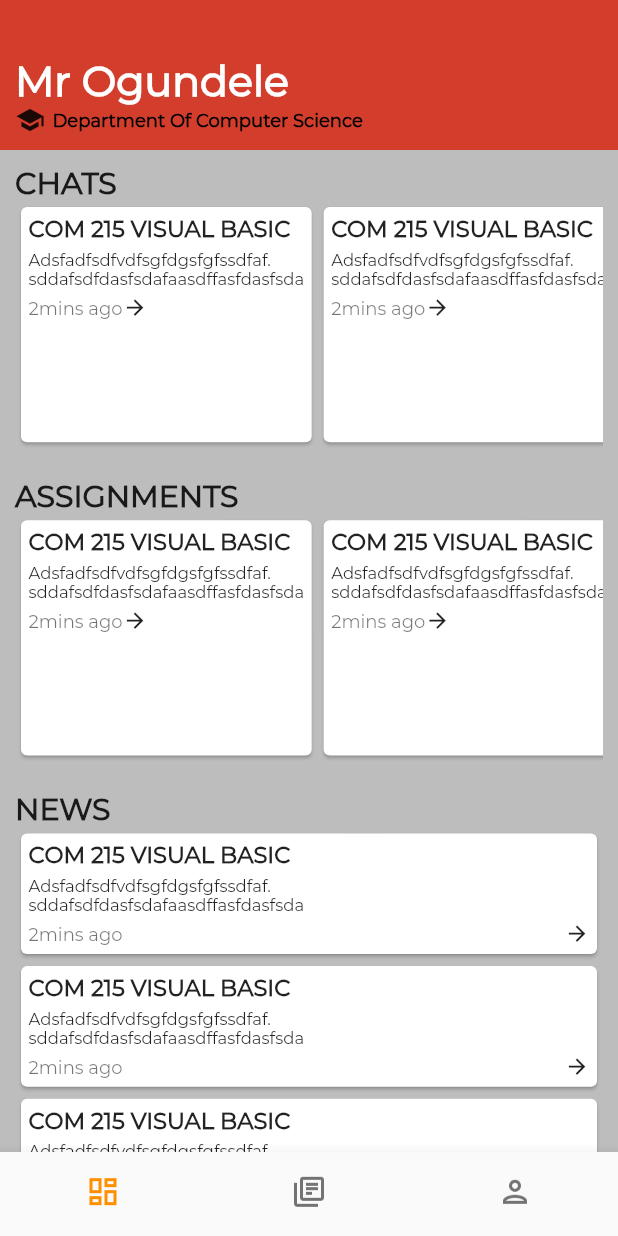
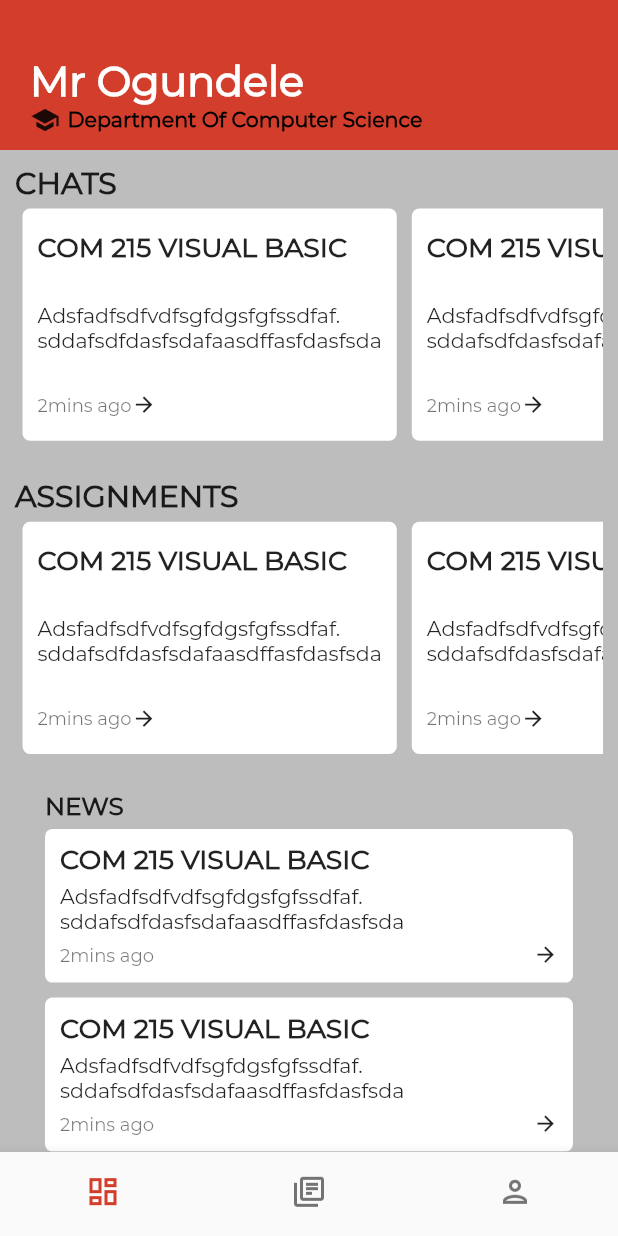
Before and after one commit to applevinc/Virtual-Learning-App, a Flutter app: the BottomNavBAr screen opened directly, on a phone screen of 412 x 824 dp. Run offline on Flutter 3.47's test engine with Material 2 defaults, Android fonts, the phone set to English and light mode, and no system bars; our stand-ins replace bubble, flutter_spinkit, line_icons, sizer.

Commit message:
UI improvements

```diff
--- /dev/null
+++ b/virtual_learning_app/lib/view/screens/bottom_navigation_bar/bottom_nav_bar.dart
@@ -0,0 +1,50 @@
+import 'package:flutter/material.dart';
+import 'package:virtuallearningapp/view/screens/bottom_navigation_bar/bottom_nav_bar_state.dart';
+import 'package:virtuallearningapp/view/screens/utils/icons.dart';
+import 'package:virtuallearningapp/view/theme/colors.dart';
+import 'package:provider/provider.dart';
+
+class BottomNavBAr extends StatelessWidget {
+  const BottomNavBAr({
+    Key key,
+    @required this.pages,
+  }) : super(key: key);
+
+  final List<Widget> pages;
+
+  @override
+  Widget build(BuildContext context) {
+    var state = context.watch<BottomNavBarState>();
+
+    return Scaffold(
+      body: Center(
+        child: pages.elementAt(state.selectedIndex),
+      ),
+      bottomNavigationBar: !state.isVisible
+          ? Container()
+          : BottomNavigationBar(
+              showSelectedLabels: false,
+              showUnselectedLabels: false,
+              items: const <BottomNavigationBarItem>[
+                BottomNavigationBarItem(
+                  label: 'Dashboard',
+                  icon: ImageIcon(AssetImage(IconImages.dashboard)),
+                ),
+                BottomNavigationBarItem(
+                  label: 'Course',
+                  icon: ImageIcon(AssetImage(IconImages.course)),
+                ),
+                BottomNavigationBarItem(
+                  label: 'Profile',
+                  icon: ImageIcon(AssetImage(IconImages.profile)),
+                ),
+              ],
+              currentIndex: state.selectedIndex,
+              selectedItemColor: AppColor.red,
+              onTap: (index) {
+                state.onItemTapped(index);
+              },
+            ),
+    );
+  }
+}
--- /dev/null
+++ b/virtual_learning_app/lib/view/screens/bottom_navigation_bar/bottom_nav_bar_state.dart
@@ -0,0 +1,17 @@
+import 'package:flutter/foundation.dart';
+
+class BottomNavBarState extends ChangeNotifier {
+  bool isVisible = true;
+  void setVisiblity(bool value) {
+    isVisible = value;
+    notifyListeners();
+  }
+
+  int _selectedIndex = 0;
+  int get selectedIndex => _selectedIndex;
+
+  void onItemTapped(int index) {
+    _selectedIndex = index;
+    notifyListeners();
+  }
+}
--- a/virtual_learning_app/lib/view/screens/first_screen.dart
+++ b/virtual_learning_app/lib/view/screens/first_screen.dart
@@ -1,5 +1,7 @@
 import 'package:flutter/material.dart';
+import 'package:provider/provider.dart';
 import 'package:virtuallearningapp/view/screens/auth/sign_up/sign_up.dart';
+import 'package:virtuallearningapp/view/screens/bottom_navigation_bar/bottom_nav_bar_state.dart';
 import 'package:virtuallearningapp/view/screens/lecturer/login/Loginscreen.dart';
 import 'package:virtuallearningapp/view/screens/student/login/Loginscreen.dart';
 import 'package:virtuallearningapp/view/screens/widgets/button.dart';
@@ -8,10 +10,26 @@ import 'package:virtuallearningapp/view/screens/widgets/logo.dart';
 class FirstScreen extends StatelessWidget {
   @override
   Widget build(BuildContext context) {
-    return SafeArea(
-      child: Scaffold(
+    return Scaffold(
       backgroundColor: Colors.white,
-        body: Container(
+      body: ChangeNotifierProvider(
+        create: (context) => BottomNavBarState(),
+        builder: (context, _) {
+          return _Body();
+        },
+      ),
+    );
+  }
+}
+
+class _Body extends StatelessWidget {
+  const _Body({
+    Key key,
+  }) : super(key: key);
+
+  @override
+  Widget build(BuildContext context) {
+    return Container(
       child: Center(
         child: Column(
           mainAxisAlignment: MainAxisAlignment.spaceEvenly,
@@ -65,8 +83,6 @@ class FirstScreen extends StatelessWidget {
           ],
         ),
       ),
-        ),
-      ),
     );
   }
 }
--- a/virtual_learning_app/lib/view/screens/lecturer/login/form.dart
+++ b/virtual_learning_app/lib/view/screens/lecturer/login/form.dart
@@ -1,8 +1,8 @@
 import 'package:flutter/material.dart';
+import 'package:virtuallearningapp/view/screens/bottom_navigation_bar/bottom_nav_bar.dart';
 import 'package:virtuallearningapp/view/screens/lecturer/course_content/course_content.dart';
 import 'package:virtuallearningapp/view/screens/lecturer/dashboard/dashboard.dart';
 import 'package:virtuallearningapp/view/screens/lecturer/profile/profile.dart';
-import 'package:virtuallearningapp/view/screens/student/bottom_navigation_bar/bottom_navigation_bar.dart';
 import 'package:virtuallearningapp/view/screens/widgets/button.dart';
 import 'package:virtuallearningapp/view/screens/widgets/form_textfield.dart';
 
--- a/virtual_learning_app/lib/view/screens/student/bottom_navigation_bar/bottom_navigation_bar.dart
+++ /dev/null
@@ -1,54 +0,0 @@
-import 'package:flutter/material.dart';
-import 'package:virtuallearningapp/view/screens/utils/icons.dart';
-
-class BottomNavBAr extends StatefulWidget {
-  const BottomNavBAr({
-    Key key,
-    @required this.pages,
-  }) : super(key: key);
-
-  final List<Widget> pages;
-
-  @override
-  _BottomNavBArState createState() => _BottomNavBArState();
-}
-
-class _BottomNavBArState extends State<BottomNavBAr> {
-  int _selectedIndex = 0;
-
-  void _onItemTapped(int index) {
-    setState(() {
-      _selectedIndex = index;
-    });
-  }
-
-  @override
-  Widget build(BuildContext context) {
-    return Scaffold(
-      body: Center(
-        child: widget.pages.elementAt(_selectedIndex),
-      ),
-      bottomNavigationBar: BottomNavigationBar(
-        showSelectedLabels: false,
-        showUnselectedLabels: false,
-        items: const <BottomNavigationBarItem>[
-          BottomNavigationBarItem(
-            label: 'Dashboard',
-            icon: ImageIcon(AssetImage(IconImages.dashboard)),
-          ),
-          BottomNavigationBarItem(
-            label: 'Course',
-            icon: ImageIcon(AssetImage(IconImages.course)),
-          ),
-          BottomNavigationBarItem(
-            label: 'Profile',
-            icon: ImageIcon(AssetImage(IconImages.profile)),
-          ),
-        ],
-        currentIndex: _selectedIndex,
-        selectedItemColor: Colors.amber[800],
-        onTap: _onItemTapped,
-      ),
-    );
-  }
-}
--- a/virtual_learning_app/lib/view/screens/student/course_content/tabs/classroom/classroom.dart
+++ b/virtual_learning_app/lib/view/screens/student/course_content/tabs/classroom/classroom.dart
@@ -7,7 +7,6 @@ class StudentClassroom extends StatelessWidget {
   @override
   Widget build(BuildContext context) {
     return Scaffold(
-      backgroundColor: Colors.grey.shade400,
       body: _Body(),
     );
   }
--- a/virtual_learning_app/lib/view/screens/student/course_content/tabs/content/layouts/course_content_card.dart
+++ b/virtual_learning_app/lib/view/screens/student/course_content/tabs/content/layouts/course_content_card.dart
@@ -11,7 +11,7 @@ class CourseContentCard extends StatelessWidget {
       width: double.infinity,
       height: 150,
       child: Card(
-        margin: EdgeInsets.all(10),
+        //margin: EdgeInsets.all(10),
         color: Colors.white,
         child: Padding(
           padding: const EdgeInsets.all(10.0),
--- a/virtual_learning_app/lib/view/screens/student/dashboard/layouts/updates_horizontal_listview.dart
+++ b/virtual_learning_app/lib/view/screens/student/dashboard/layouts/updates_horizontal_listview.dart
@@ -10,23 +10,22 @@ class UpdatesHorizontalListView extends StatelessWidget {
   @override
   Widget build(BuildContext context) {
     return Column(
-      crossAxisAlignment: CrossAxisAlignment.start,
       children: [
         Padding(
-          padding: const EdgeInsets.only(top: 20, right: 10, left: 10),
+          padding: const EdgeInsets.symmetric(horizontal: 20),
           child: HeadLineText('UPDATES'),
         ),
-        Container(
+        SizedBox(
           height: 17.0.h,
           child: ListView.builder(
             scrollDirection: Axis.horizontal,
-            padding: const EdgeInsets.only(right: 10, left: 10),
+            padding: const EdgeInsets.only(right: 15, left: 15),
             itemCount: 4,
             itemBuilder: (context, index) {
-              return UpdateItem();
+              return UpdateItem(width: 70.0.w);
             },
           ),
-        )
+        ),
       ],
     );
   }
@@ -35,34 +34,42 @@ class UpdatesHorizontalListView extends StatelessWidget {
 class UpdateItem extends StatelessWidget {
   const UpdateItem({
     Key key,
+    this.width,
   }) : super(key: key);
+
+  final double width;
 
   @override
   Widget build(BuildContext context) {
-    return Card(
+    return Container(
+      padding: const EdgeInsets.all(10),
+      margin: const EdgeInsets.all(5),
+      decoration: BoxDecoration(
         color: Colors.white,
-      child: Padding(
-        padding: const EdgeInsets.all(5.0),
+        borderRadius: BorderRadius.circular(5),
+      ),
       child: Column(
         crossAxisAlignment: CrossAxisAlignment.start,
-          //mainAxisAlignment: MainAxisAlignment.spaceAround,
+        mainAxisAlignment: MainAxisAlignment.spaceAround,
         children: [
           _CourseTitle(),
           SizedBox(height: 5),
           _Message(),
           SizedBox(height: 5),
-            Row(
-              mainAxisAlignment: MainAxisAlignment.spaceBetween,
+          SizedBox(
+            width: width,
+            child: Row(
               children: [
                 _TimeUpdated(),
+                Spacer(),
                 Icon(
                   Icons.arrow_forward,
                   size: 12.0.sp,
                 ),
               ],
             ),
+          ),
         ],
-        ),
       ),
     );
   }
@@ -95,7 +102,7 @@ class _Message extends StatelessWidget {
     return Text(
       "Adsfadfsdfvdfsgfdgsfgfssdfaf.\nsddafsdfdasfsdafaasdffasfdasfsda",
       style: TextStyle(
-        fontSize: 8.0.sp,
+        fontSize: 10.0.sp,
       ),
     );
   }
@@ -111,7 +118,7 @@ class _CourseTitle extends StatelessWidget {
     return Text(
       "COM 215 VISUAL BASIC",
       style: TextStyle(
-        fontSize: 11.0.sp,
+        fontSize: 13.0.sp,
         fontWeight: FontWeight.bold,
       ),
     );
--- a/virtual_learning_app/lib/view/screens/student/login/Loginscreen.dart
+++ b/virtual_learning_app/lib/view/screens/student/login/Loginscreen.dart
@@ -20,7 +20,10 @@ class StudentLogin extends StatelessWidget {
                   child: const Logo(),
                 ),
                 SizedBox(height: 10),
-                HeadLineText('Login as a Student'),
+                HeadLineText(
+                  'Login as a Student',
+                  alignment: Alignment.center,
+                ),
                 SizedBox(height: 10),
                 StudentForm(),
               ],
--- a/virtual_learning_app/lib/view/screens/student/login/form.dart
+++ b/virtual_learning_app/lib/view/screens/student/login/form.dart
@@ -1,6 +1,6 @@
 import 'package:flutter/material.dart';
+import 'package:virtuallearningapp/view/screens/bottom_navigation_bar/bottom_nav_bar.dart';
 import 'package:virtuallearningapp/view/screens/student/course_content/course_content.dart';
-import 'package:virtuallearningapp/view/screens/student/bottom_navigation_bar/bottom_navigation_bar.dart';
 import 'package:virtuallearningapp/view/screens/student/dashboard/dashboard.dart';
 import 'package:virtuallearningapp/view/screens/student/profile/profile.dart';
 import 'package:virtuallearningapp/view/screens/widgets/button.dart';
--- a/virtual_learning_app/lib/view/screens/utils/chat_bubble_style.dart
+++ b/virtual_learning_app/lib/view/screens/utils/chat_bubble_style.dart
@@ -1,14 +1,11 @@
-
 import 'package:bubble/bubble.dart';
 import 'package:flutter/material.dart';
 
-class Bubblestyle{
+class Bubblestyle {
   static const styleSomebody = BubbleStyle(
     nip: BubbleNip.leftCenter,
     color: Colors.white,
-    borderColor: Colors.orange,
-    borderWidth: 1,
-    elevation: 4,
+    elevation: 0.0,
     margin: BubbleEdges.only(top: 8, right: 50),
     alignment: Alignment.topLeft,
   );
@@ -16,11 +13,8 @@ class Bubblestyle{
   static const styleMe = BubbleStyle(
     nip: BubbleNip.rightCenter,
     color: Color.fromARGB(255, 225, 255, 199),
-    borderColor: Colors.green,
-    borderWidth: 1,
-    elevation: 4,
+    elevation: 0.0,
     margin: BubbleEdges.only(top: 8, left: 50),
     alignment: Alignment.topRight,
   );
-
 }
--- a/virtual_learning_app/lib/view/screens/widgets/appbar.dart
+++ b/virtual_learning_app/lib/view/screens/widgets/appbar.dart
@@ -19,7 +19,7 @@ class CustomAppBar extends StatelessWidget {
       color: AppColor.red,
       height: 20.0.h,
       child: Padding(
-        padding: const EdgeInsets.only(left: 10, right: 10, bottom: 10),
+        padding: const EdgeInsets.only(left: 20, bottom: 10),
         child: Column(
           crossAxisAlignment: CrossAxisAlignment.start,
           mainAxisAlignment: MainAxisAlignment.end,
@@ -45,7 +45,7 @@ class CustomAppBar extends StatelessWidget {
                   departmentname,
                   style: TextStyle(
                     color: Colors.black,
-                    fontSize: 12,
+                    fontSize: 10.0.sp,
                     fontWeight: FontWeight.bold,
                   ),
                 ),
@@ -96,7 +96,7 @@ class _CurrentCourse extends StatelessWidget {
             'CSC312',
             style: TextStyle(
               color: Colors.white,
-              fontSize: 12,
+              fontSize: 10.0.sp,
               fontWeight: FontWeight.bold,
             ),
           ),
--- a/virtual_learning_app/lib/view/screens/widgets/headline_text.dart
+++ b/virtual_learning_app/lib/view/screens/widgets/headline_text.dart
@@ -2,17 +2,24 @@ import 'package:flutter/material.dart';
 import 'package:sizer/sizer.dart';
 
 class HeadLineText extends StatelessWidget {
-  const HeadLineText(this.text);
+  HeadLineText(
+    this.text, {
+    this.alignment = Alignment.centerLeft,
+  });
 
   final String text;
+  final AlignmentGeometry alignment;
 
   @override
   Widget build(BuildContext context) {
-    return Text(
-      text.toUpperCase(),
-      style: TextStyle(
-        fontWeight: FontWeight.bold,
-        fontSize: 12.0.sp,
+    return Align(
+      alignment: alignment,
+      child: Text(
+        text.toUpperCase(),
+        style: TextStyle(
+          fontWeight: FontWeight.bold,
+          fontSize: 12.0.sp,
+        ),
       ),
     );
   }
--- a/virtual_learning_app/lib/view/screens/widgets/news.dart
+++ b/virtual_learning_app/lib/view/screens/widgets/news.dart
@@ -1,5 +1,7 @@
 import 'package:flutter/material.dart';
 import 'package:virtuallearningapp/view/screens/student/dashboard/layouts/updates_horizontal_listview.dart';
+import 'package:virtuallearningapp/view/screens/widgets/headline_text.dart';
+import 'package:sizer/sizer.dart';
 
 class News extends StatelessWidget {
   const News({
@@ -11,17 +13,20 @@ class News extends StatelessWidget {
     return Column(
       crossAxisAlignment: CrossAxisAlignment.start,
       children: [
-        Text(
-          "NEWS",
-          style: TextStyle(fontWeight: FontWeight.bold, fontSize: 20),
+        Padding(
+          padding: const EdgeInsets.symmetric(horizontal: 20),
+          child: HeadLineText('NEWS'),
         ),
-        Container(
+        Padding(
+          padding: const EdgeInsets.symmetric(horizontal: 15),
           child: Column(
             children: [
-              UpdateItem(),
-              UpdateItem(),
-              UpdateItem(),
-              UpdateItem(),
+              UpdateItem(width: 100.0.w),
+              UpdateItem(width: 100.0.w),
+              UpdateItem(width: 100.0.w),
+              UpdateItem(width: 100.0.w),
+              UpdateItem(width: 100.0.w),
+              UpdateItem(width: 100.0.w),
             ],
           ),
         )
--- a/virtual_learning_app/pubspec.yaml
+++ b/virtual_learning_app/pubspec.yaml
@@ -31,8 +31,8 @@ dependencies:
   cupertino_icons: ^1.0.2
   bubble: ^1.2.1
   sizer: ^2.0.11
+  provider: ^5.0.0
 
-  google_nav_bar: ^5.0.3
 
 dev_dependencies:
   flutter_test:
```
Also changed, not shown: virtual_learning_app/lib/view/screens/student/course_content/course_content.dart (+42 -13 lines), virtual_learning_app/lib/view/screens/student/dashboard/dashboard.dart (+4 -3 lines), virtual_learning_app/lib/view/screens/widgets/chat_msg_entries.dart (+10 -3 lines), virtual_learning_app/lib/view/screens/widgets/chats.dart (+4 -3 lines), virtual_learning_app/pubspec.lock. Lines whose indentation alone changed are shown as unchanged.
